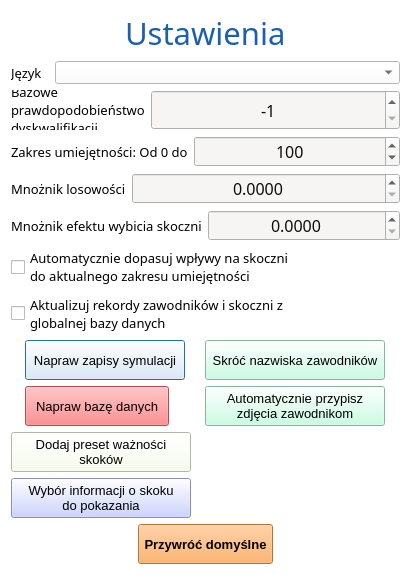
Qt form source/UI/AppSettings/AppSettingsWindow.ui (SiekamCebule/sj-sim) before a commit.
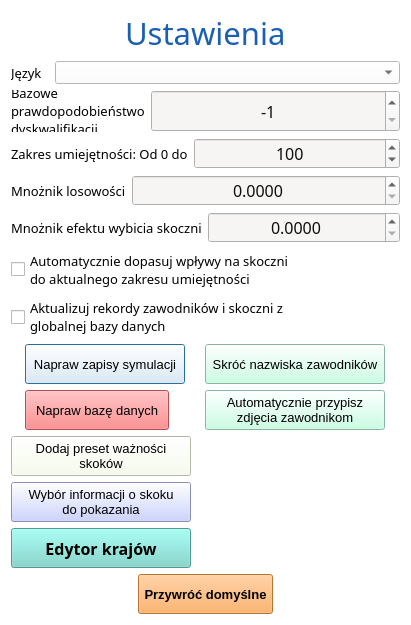
The same form after that commit.

Diff of the .ui file:
```diff
--- a/source/UI/AppSettings/AppSettingsWindow.ui
+++ b/source/UI/AppSettings/AppSettingsWindow.ui
@@ -7,7 +7,7 @@
     <x>0</x>
     <y>0</y>
     <width>411</width>
-    <height>575</height>
+    <height>625</height>
    </rect>
   </property>
   <property name="windowTitle">
@@ -558,6 +558,38 @@
      </property>
     </widget>
    </item>
+   <item>
+    <widget class="QPushButton" name="pushButton_countriesEditor">
+     <property name="minimumSize">
+      <size>
+       <width>180</width>
+       <height>40</height>
+      </size>
+     </property>
+     <property name="maximumSize">
+      <size>
+       <width>180</width>
+       <height>40</height>
+      </size>
+     </property>
+     <property name="font">
+      <font>
+       <family>Segoe UI Light</family>
+       <pointsize>12</pointsize>
+       <bold>true</bold>
+      </font>
+     </property>
+     <property name="styleSheet">
+      <string notr="true">QPushButton{
+	background-color: rgb(116, 214, 203);
+	color: rgb(0, 0, 0);
+}</string>
+     </property>
+     <property name="text">
+      <string>Edytor krajów</string>
+     </property>
+    </widget>
+   </item>
    <item>
     <spacer name="verticalSpacer_3">
      <property name="orientation">
```
